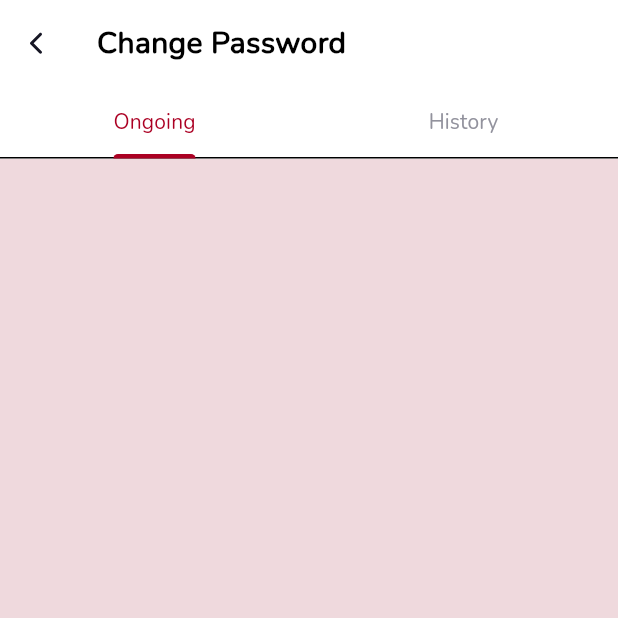
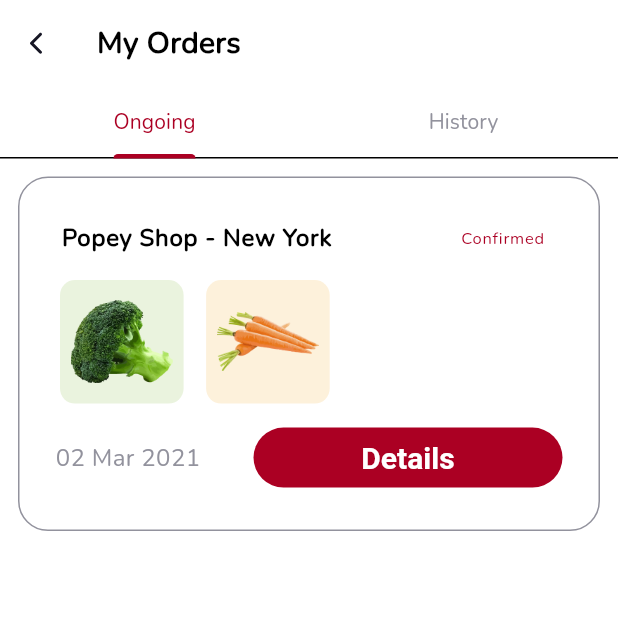
Before and after one commit to ilyosyusuf/organico, a Flutter app: the MyOrdersView screen opened directly with empty values, on a phone screen of 412 x 824 dp, the top half of it. Run offline on Flutter 3.47's test engine with Material 2 defaults, Android fonts, the light colour scheme and no system bars; our stand-ins replace flutter_bloc, flutter_svg, image_picker, intl_phone_field, readmore.

Commit message:
Ongoing view was added to My Orders view

```diff
--- a/lib/screens/home/view/pages/profile/orders/my_orders_view.dart
+++ b/lib/screens/home/view/pages/profile/orders/my_orders_view.dart
@@ -5,6 +5,7 @@ import 'package:organico/config/init/navigation/navigator.dart';
 import 'package:organico/core/constants/colors/color_const.dart';
 import 'package:organico/core/constants/icons/icon_const.dart';
 import 'package:organico/screens/home/view/pages/profile/orders/history_view.dart';
+import 'package:organico/screens/home/view/pages/profile/orders/ongoing_view.dart';
 import 'package:organico/widgets/apbar/app_bar_widget.dart';
 
 class MyOrdersView extends StatefulWidget {
@@ -37,7 +38,7 @@ class _MyOrdersViewState extends State<MyOrdersView>
     child: Column(
       children: [
         AppBarWidget(
-          text: "Change Password",
+          text: "My Orders",
           leading: IconButton(
               onPressed: () {
                 NavigationService.instance.pop("");
@@ -47,7 +48,7 @@ class _MyOrdersViewState extends State<MyOrdersView>
         MyTabbar(),
         Expanded(
             child: TabBarView(controller: _tabController, children: [
-          Container(color: ColorConst.blackPink),
+          OnGoingView(forcontext: context),
           HistoryView(forcontext: context),
         ]))
       ],
--- a/lib/screens/home/view/pages/profile/orders/ongoing_view.dart
+++ b/lib/screens/home/view/pages/profile/orders/ongoing_view.dart
@@ -0,0 +1,84 @@
+import 'package:flutter/cupertino.dart';
+import 'package:flutter/src/foundation/key.dart';
+import 'package:flutter/src/widgets/framework.dart';
+import 'package:flutter_bloc/flutter_bloc.dart';
+import 'package:organico/core/constants/colors/color_const.dart';
+import 'package:organico/core/constants/pmconst/pm_const.dart';
+import 'package:organico/core/extensions/context_extension.dart';
+import 'package:organico/core/font/font_style.dart';
+import 'package:organico/screens/home/cubit/home_cubit.dart';
+import 'package:organico/services/product_data_service.dart';
+import 'package:organico/widgets/buttons/elevated_button.dart';
+import 'package:organico/widgets/container/bordered_container_widget.dart';
+import 'package:organico/widgets/listtilewidgets/profile_list_tile_widget.dart';
+import 'package:organico/widgets/listview/orders_listview_widget.dart';
+
+class OnGoingView extends StatelessWidget {
+  final BuildContext forcontext;
+  const OnGoingView({Key? key, required this.forcontext}) : super(key: key);
+
+  @override
+  Widget build(BuildContext context) {
+    return ongoingContainer(forcontext);
+  }
+
+  Container ongoingContainer(BuildContext context) {
+    var data = ProductDataService.instance.productList;
+    // var cubitData = context.watch<HomeCubit>();
+
+    List colorList = [
+      ColorConst.whiteGreen,
+      ColorConst.whitePink,
+      ColorConst.whiteYellow,
+      ColorConst.blackPink,
+      ColorConst.whiteGreen,
+      ColorConst.whitePink,
+      ColorConst.whiteYellow,
+      ColorConst.blackPink
+    ];
+
+    List categoriesList = [
+      'assets/images/broccoli.png',
+      'assets/images/carrot.png',
+    ];
+
+    return Container(
+      child: Padding(
+        padding: PMconst.small,
+        child: Column(
+          children: [
+            BorderedContainerWidget(
+              containerChild: Column(
+                children: [
+                  ProfileListTileWidget(
+                      title: "Popey Shop - New York",
+                      trailing: Text("Confirmed",
+                          style: TextStyle(color: ColorConst.kPrimaryColor))),
+                  SizedBox(
+                      height: forcontext.h * 0.10,
+                      child: OrdersListViewWidget(
+                          imageData: categoriesList,
+                          colorData: colorList,
+                          itemCount: categoriesList.length)),
+                  Padding(
+                    padding: PMconst.small,
+                    child: Row(
+                      mainAxisAlignment: MainAxisAlignment.spaceBetween,
+                      children: [
+                        Text("02 Mar 2021", style: FStyles.headline5main),
+                        ElevatedButtonWidget(
+                            width: context.w * 0.5,
+                            child: Text("Details"),
+                            onPressed: () {})
+                      ],
+                    ),
+                  ),
+                ],
+              ),
+            ),
+          ],
+        ),
+      ),
+    );
+  }
+}
```
